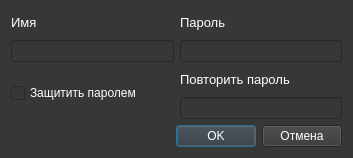
First picture: the form in ui/dialogs/user_registration.ui, repository Protocs/OkayMoney, before the edit.
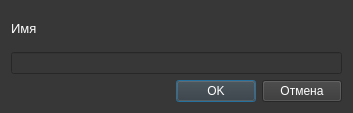
Second picture: the form after the edit.

Commit message: Убрал возможность поставить пароль в диалоге регистрации

What changed in the file:
```diff
--- a/ui/dialogs/user_registration.ui
+++ b/ui/dialogs/user_registration.ui
@@ -10,7 +10,7 @@
     <x>0</x>
     <y>0</y>
     <width>353</width>
-    <height>158</height>
+    <height>113</height>
    </rect>
   </property>
   <property name="windowTitle">
@@ -35,63 +35,9 @@
        </property>
       </widget>
      </item>
-     <item row="0" column="1">
-      <widget class="QLabel" name="label_2">
-       <property name="font">
-        <font>
-         <pointsize>10</pointsize>
-        </font>
-       </property>
-       <property name="text">
-        <string>Пароль</string>
-       </property>
-      </widget>
-     </item>
      <item row="1" column="0">
       <widget class="QLineEdit" name="name"/>
      </item>
-     <item row="1" column="1">
-      <widget class="QLineEdit" name="password">
-       <property name="cursor">
-        <cursorShape>IBeamCursor</cursorShape>
-       </property>
-       <property name="echoMode">
-        <enum>QLineEdit::Password</enum>
-       </property>
-      </widget>
-     </item>
-     <item row="2" column="0" rowspan="2">
-      <widget class="QCheckBox" name="checkBox">
-       <property name="enabled">
-        <bool>true</bool>
-       </property>
-       <property name="text">
-        <string>Защитить паролем</string>
-       </property>
-      </widget>
-     </item>
-     <item row="2" column="1">
-      <widget class="QLabel" name="label_3">
-       <property name="font">
-        <font>
-         <pointsize>10</pointsize>
-        </font>
-       </property>
-       <property name="text">
-        <string>Повторить пароль</string>
-       </property>
-      </widget>
-     </item>
-     <item row="3" column="1">
-      <widget class="QLineEdit" name="repeat_password">
-       <property name="cursor">
-        <cursorShape>IBeamCursor</cursorShape>
-       </property>
-       <property name="echoMode">
-        <enum>QLineEdit::Password</enum>
-       </property>
-      </widget>
-     </item>
     </layout>
    </item>
    <item>
```
